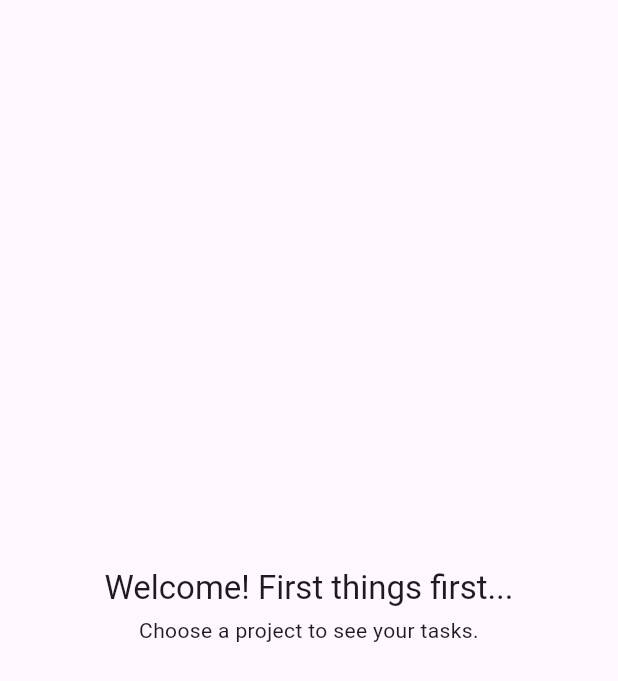
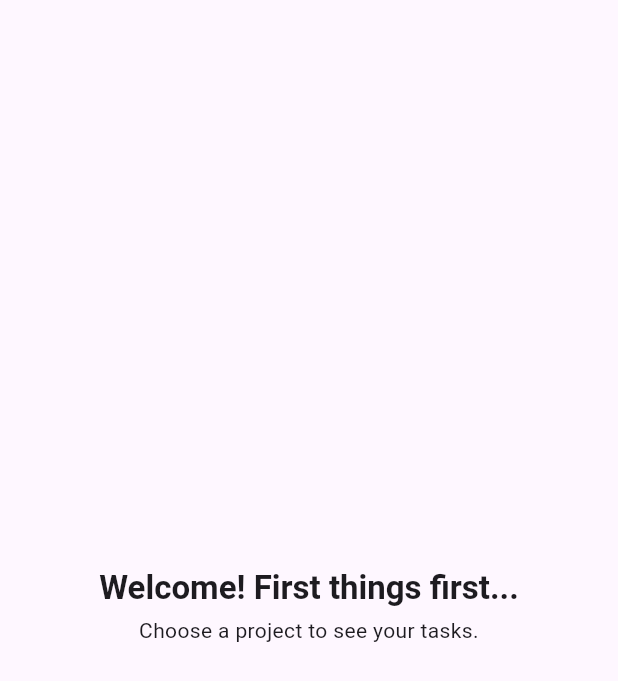
Before and after one commit to CoderJava/dipantau-desktop, a Flutter app: the WidgetError widget shown alone on an empty page, opened directly, on a phone screen of 412 x 824 dp. Shown: the top 681 px of the screen. Run offline on Flutter 3.47's test engine with Material 2 defaults, Android fonts, the phone set to English and light mode, and no system bars; our stand-ins replace bloc, bloc_concurrency, connectivity_plus, dartz, dio, easy_localization and 10 more; missing offline and left inert: tray_manager, window_manager; accounts and stored records are empty; generated files the repository leaves out were written again; Roboto replaces fonts that are missing (Ubuntu).

Commit message:
Rapikan pesan didalam widget_error.dart

```diff
--- a/lib/feature/presentation/widget/widget_error.dart
+++ b/lib/feature/presentation/widget/widget_error.dart
@@ -1,3 +1,4 @@
+import 'package:dipantau_desktop_client/core/util/string_extension.dart';
 import 'package:dipantau_desktop_client/feature/presentation/widget/widget_primary_button.dart';
 import 'package:easy_localization/easy_localization.dart';
 import 'package:flutter/material.dart';
@@ -22,13 +23,13 @@ class WidgetError extends StatelessWidget {
         mainAxisSize: MainAxisSize.min,
         children: [
           Text(
-            title,
-            style: Theme.of(context).textTheme.titleLarge,
+            message.setTitleErrorMessage(title).hideResponseCode(),
+            style: Theme.of(context).textTheme.titleLarge?.copyWith(fontWeight: FontWeight.bold),
             textAlign: TextAlign.center,
           ),
           const SizedBox(height: 4),
           Text(
-            message,
+            message.convertErrorMessageToHumanMessage().hideResponseCode(),
             style: Theme.of(context).textTheme.bodyMedium?.copyWith(
               color: Theme.of(context).colorScheme.onBackground,
             ),
```
